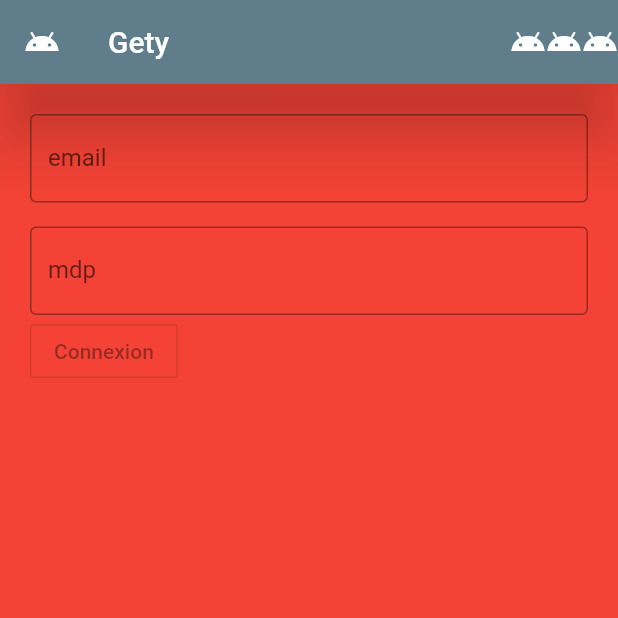
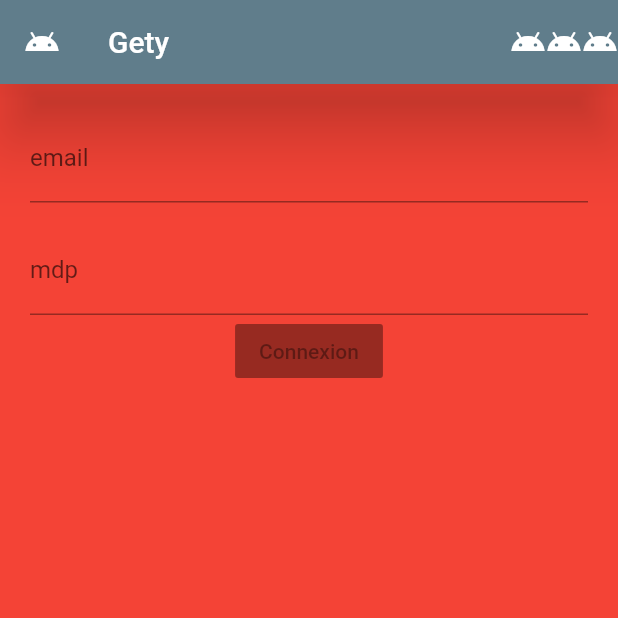
Before and after one commit to GeoffroyMuller/Gety, a Flutter app: the screen it shows after launch, on a phone screen of 412 x 824 dp, the top half of it. Run offline on Flutter 3.47's test engine with Material 2 defaults, Android fonts, the phone set to English and light mode, and no system bars; missing offline and left inert: aqueduct; project files that could hold a hidden picture were left out.

Commit message:
22ginscrip form

```diff
--- a/gety_front/lib/pages/Inscription.dart
+++ b/gety_front/lib/pages/Inscription.dart
@@ -19,23 +19,19 @@ class _Inscription extends State<Inscription> {
         children: <Widget>[
           TextField(
             decoration: InputDecoration(
-                border: OutlineInputBorder(),
                 labelText: 'email'
             ),
           ),
           SizedBox(height: 16.0),
           TextField(
             decoration: InputDecoration(
-              border: OutlineInputBorder(),
               labelText: 'mdp'
             ),
           ),
-          Row(
-            children: <Widget>[
-              OutlineButton(
-                child: Text('Connexion'),
-              ),
-            ],
+          Container(
+            child: RaisedButton(
+              child: Text('Connexion'),
+            ),
           )
         ],
       ),
```
